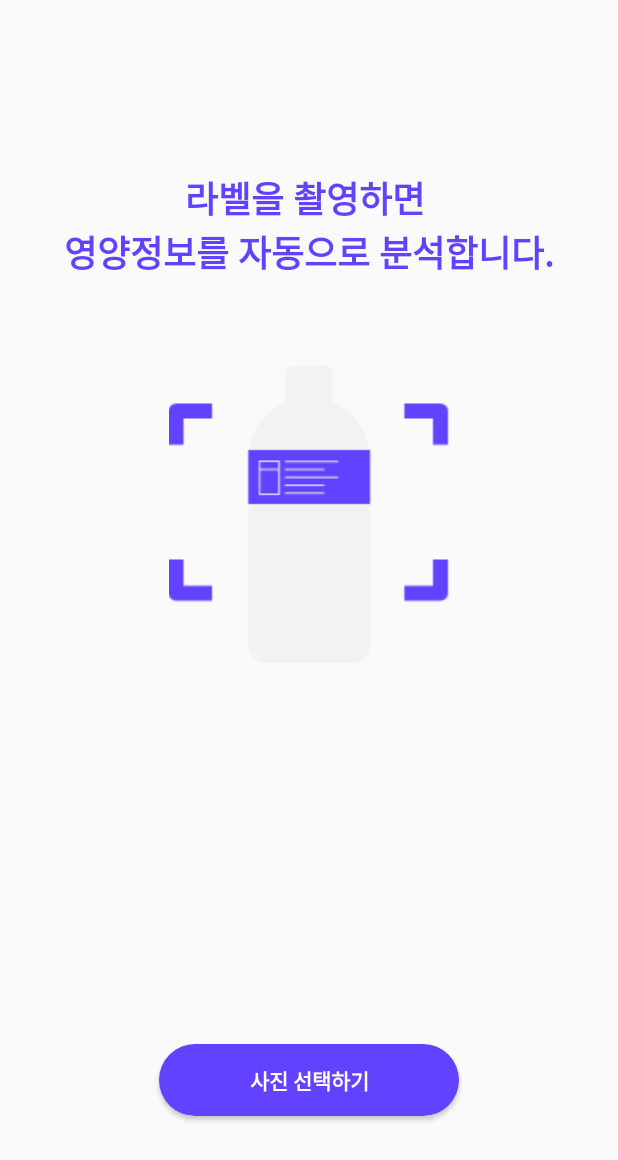
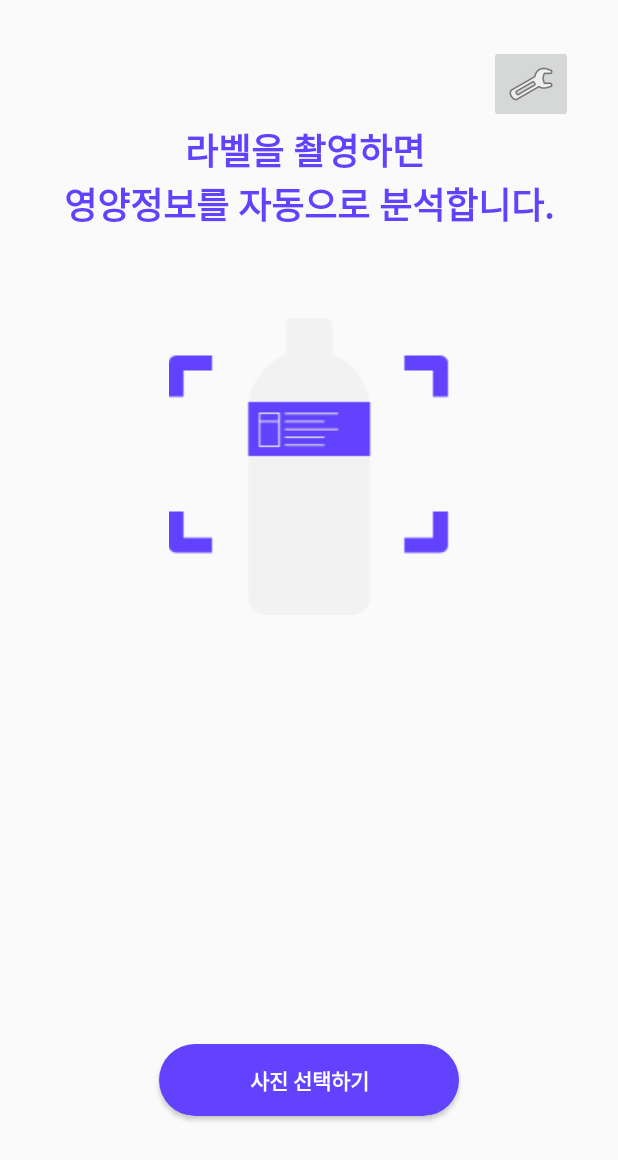
Before and after one commit to FoodAdditivesCam/Eatfo, an Android app: the ImageLoadActivity screen opened directly, with no data from a screen before it, on a phone screen of 412 x 824 dp. Shown: the top 1160 px of the screen. Run offline under Robolectric (Android 15) with nearby library versions, the light colour scheme and no system bars; libraries missing offline, so code that uses them is left out: com.theartofdev.edmodo.

Commit message:
Update ocr_activity_main.xml
사용자 데이터 수정 액티비티로 넘어가기 위한 버튼 추가

```diff
--- a/app/src/main/res/layout/ocr_activity_main.xml
+++ b/app/src/main/res/layout/ocr_activity_main.xml
@@ -13,15 +13,27 @@
         android:orientation="vertical"
         android:padding="30dp">
 
-        <ImageButton
-            android:id="@+id/backBtn"
-            android:layout_width="wrap_content"
-            android:layout_height="wrap_content"
-            android:layout_marginTop="10dp"
-            android:layout_marginBottom="30dp"
-            android:layout_weight="1"
-            android:visibility="invisible"
-            app:srcCompat="@drawable/abc_vector_test" />
+        <androidx.constraintlayout.widget.ConstraintLayout
+            android:layout_width="match_parent"
+            android:layout_height="wrap_content">
+
+            <ImageButton
+                android:id="@+id/backBtn"
+                android:layout_width="wrap_content"
+                android:layout_height="wrap_content"
+                android:visibility="invisible"
+                app:layout_constraintBottom_toBottomOf="parent"
+                app:layout_constraintStart_toStartOf="parent"
+                app:layout_constraintTop_toTopOf="parent" />
+
+            <ImageButton
+                android:id="@+id/editUserDataBtn"
+                android:layout_width="wrap_content"
+                android:layout_height="wrap_content"
+                app:layout_constraintEnd_toEndOf="parent"
+                app:layout_constraintTop_toTopOf="parent"
+                app:srcCompat="@android:drawable/ic_menu_manage" />
+        </androidx.constraintlayout.widget.ConstraintLayout>
 
         <TextView
             android:id="@+id/image_details"
@@ -85,7 +97,7 @@
         android:layout_height="wrap_content"
         android:layout_gravity="bottom|center"
         android:layout_marginTop="10dp"
-        android:layout_marginBottom="80dp"
+        android:layout_marginBottom="110dp"
         android:background="@drawable/button_design_white"
         android:clickable="true"
         android:fontFamily="@font/kopub_world_medium"
```
